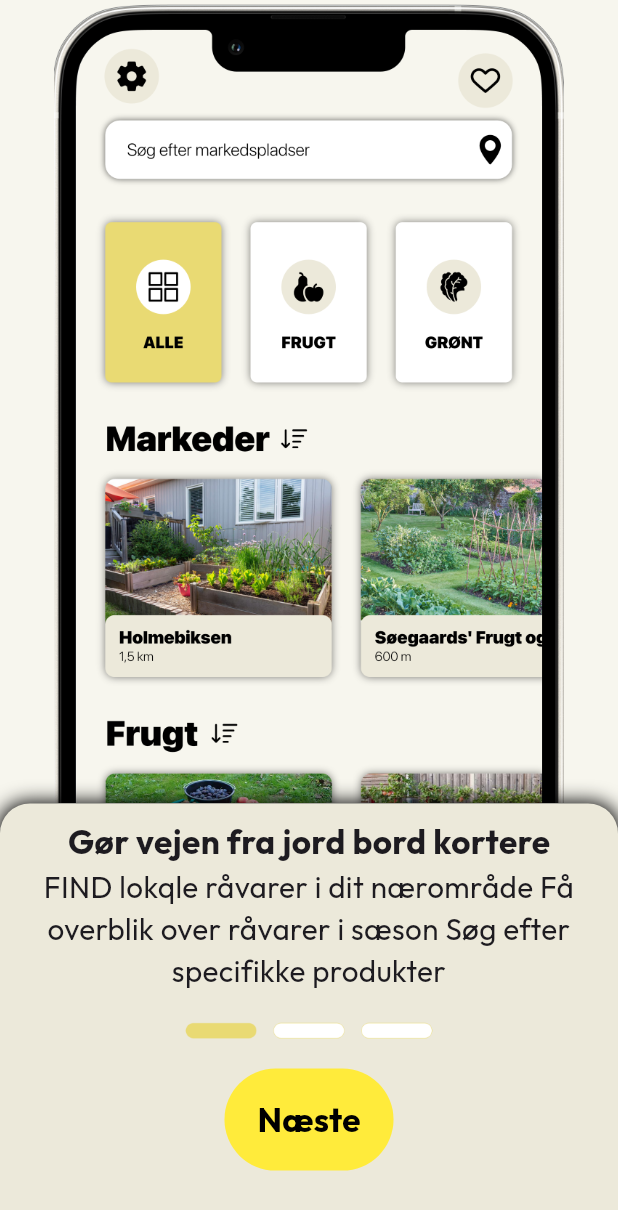
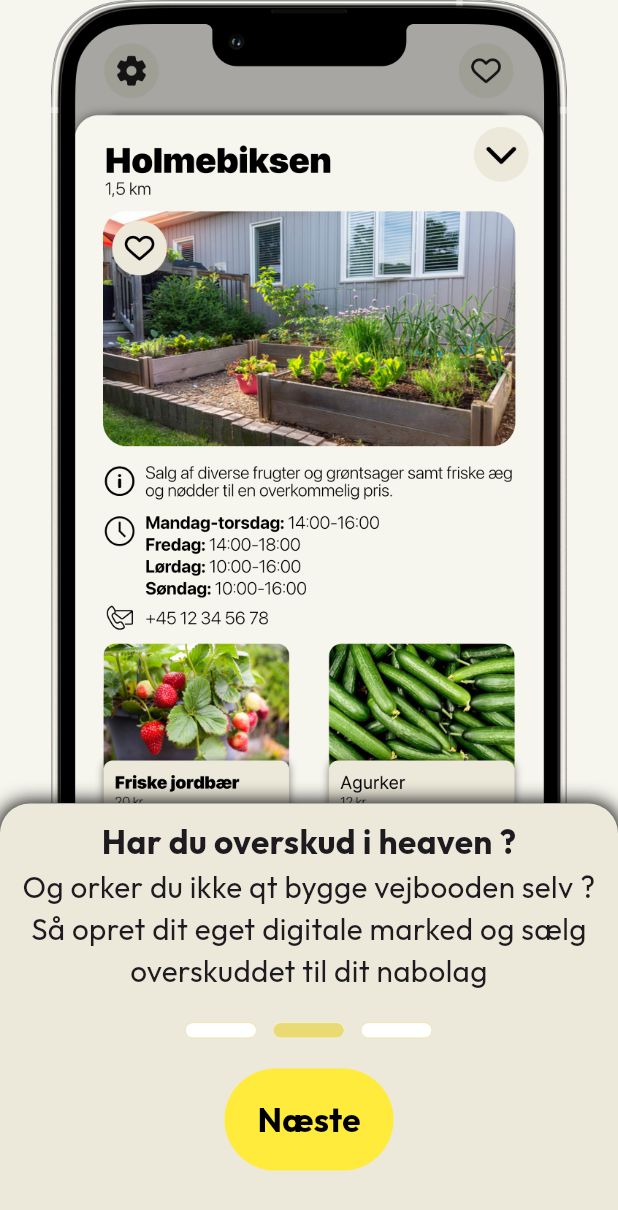
Before and after one commit to anasbouharrou/project_mobile, a Flutter app: the screen it shows after launch, after a tap on "Næste", on a phone screen of 412 x 824 dp. Shown: the top 1210 px of the screen. Run offline on Flutter 3.47's test engine with Material 3 defaults, Android fonts, the phone set to English and light mode, and no system bars; our stand-ins replace google_fonts.

Commit message:
making 3 pages ready and functional

```diff
--- /dev/null
+++ b/lib/IntroHolder.dart
@@ -0,0 +1,17 @@
+import 'package:flutter/material.dart';
+
+class Introholder extends StatelessWidget {
+  final Widget child;
+
+  Introholder({required this.child});
+
+  @override
+  Widget build(BuildContext context) {
+    return MaterialApp(
+      home: Scaffold(
+        backgroundColor: Color.fromRGBO(247, 246, 238, 1),
+        body: child,
+      ),
+    );
+  }
+}
--- /dev/null
+++ b/lib/IntroWidget1.dart
@@ -0,0 +1,116 @@
+import 'package:flutter/material.dart';
+import 'package:google_fonts/google_fonts.dart';
+import 'IntroWidget2.dart';
+import 'IntroHolder.dart';
+
+class IntroWidget1 extends StatelessWidget {
+  const IntroWidget1({
+    super.key,
+  });
+
+  @override
+  Widget build(BuildContext context) {
+    return Container(
+      child: Container(
+        child: Column(
+          crossAxisAlignment: CrossAxisAlignment.center,
+          mainAxisAlignment: MainAxisAlignment.center,
+          children: [
+            Center(
+              child: Image(
+                  image: AssetImage("assets/1.png"),
+                  width: MediaQuery.of(context).size.width * 0.90,
+                  height: MediaQuery.of(context).size.height * 0.65,
+                  fit: BoxFit.fitHeight),
+            ),
+            Container(
+                width: MediaQuery.of(context).size.width,
+                decoration: const BoxDecoration(
+                  boxShadow: [
+                    BoxShadow(
+                        color: Colors.black, spreadRadius: 0.7, blurRadius: 10),
+                  ],
+                  borderRadius: BorderRadius.only(
+                    topLeft: Radius.circular(20),
+                    topRight: Radius.circular(20),
+                  ),
+                  color: Color.fromRGBO(236, 233, 218, 1),
+                ),
+                height: MediaQuery.of(context).size.height * 0.35,
+                child: Container(
+                    child: Padding(
+                        padding: EdgeInsets.all(10),
+                        child: Center(
+                          child: Column(
+                            children: [
+                              Text("Gør vejen fra jord bord kortere",
+                                  style: GoogleFonts.outfit(
+                                      fontSize:
+                                          (MediaQuery.of(context).size.height +
+                                                  MediaQuery.of(context)
+                                                      .size
+                                                      .width) *
+                                              0.018,
+                                      fontStyle: FontStyle.normal,
+                                      fontWeight: FontWeight.bold)),
+                              Center(
+                                  child: Text(
+                                      textAlign: TextAlign.center,
+                                      "FIND lokqle råvarer i dit nærområde Få overblik over råvarer i sæson Søg efter specifikke produkter",
+                                      style: GoogleFonts.outfit(
+                                          fontSize: (MediaQuery.of(context)
+                                                      .size
+                                                      .height +
+                                                  MediaQuery.of(context)
+                                                      .size
+                                                      .width) *
+                                              0.016,
+                                          fontStyle: FontStyle.normal,
+                                          fontWeight: FontWeight.normal))),
+                              Padding(
+                                padding: EdgeInsets.fromLTRB(0, 20, 0, 20),
+                                child: Container(
+                                  child: Image(
+                                      image: AssetImage("assets/l1.png"),
+                                      fit: BoxFit.fitHeight,
+                                      width: MediaQuery.of(context).size.width *
+                                          0.40),
+                                ),
+                              ),
+                              TextButton(
+                                  style: TextButton.styleFrom(
+                                    backgroundColor: Colors.yellow,
+                                  ),
+                                  onPressed: () {
+                                    Navigator.push(
+                                        context,
+                                        MaterialPageRoute(
+                                            builder: (context) => Introholder(
+                                                child: IntroWidget2())));
+                                  },
+                                  child: Padding(
+                                    padding: EdgeInsets.all(10),
+                                    child: Text(
+                                      "Næste",
+                                      style: GoogleFonts.outfit(
+                                        fontSize: (MediaQuery.of(context)
+                                                    .size
+                                                    .height +
+                                                MediaQuery.of(context)
+                                                    .size
+                                                    .width) *
+                                            0.018,
+                                        color: Colors.black,
+                                        fontWeight: FontWeight.bold,
+                                      ),
+                                    ),
+                                  )),
+                            ],
+                          ),
+                        ))))
+          ],
+        ),
+      ),
+    );
+  }
+}
--- /dev/null
+++ b/lib/IntroWidget2.dart
@@ -0,0 +1,114 @@
+import 'package:flutter/material.dart';
+import 'package:google_fonts/google_fonts.dart';
+import 'IntroHolder.dart';
+import 'IntroWidget3.dart';
+
+class IntroWidget2 extends StatelessWidget {
+  const IntroWidget2({super.key});
+
+  @override
+  Widget build(BuildContext context) {
+    return Container(
+      child: Container(
+        child: Column(
+          crossAxisAlignment: CrossAxisAlignment.center,
+          mainAxisAlignment: MainAxisAlignment.center,
+          children: [
+            Center(
+              child: Image(
+                  image: AssetImage("assets/2.png"),
+                  width: MediaQuery.of(context).size.width * 0.90,
+                  height: MediaQuery.of(context).size.height * 0.65,
+                  fit: BoxFit.fitHeight),
+            ),
+            Container(
+                width: MediaQuery.of(context).size.width,
+                decoration: const BoxDecoration(
+                  boxShadow: [
+                    BoxShadow(
+                        color: Colors.black, spreadRadius: 0.7, blurRadius: 10),
+                  ],
+                  borderRadius: BorderRadius.only(
+                    topLeft: Radius.circular(20),
+                    topRight: Radius.circular(20),
+                  ),
+                  color: Color.fromRGBO(236, 233, 218, 1),
+                ),
+                height: MediaQuery.of(context).size.height * 0.35,
+                child: Container(
+                    child: Padding(
+                        padding: EdgeInsets.all(10),
+                        child: Center(
+                          child: Column(
+                            children: [
+                              Text("Har du overskud i heaven ?",
+                                  style: GoogleFonts.outfit(
+                                      fontSize:
+                                          (MediaQuery.of(context).size.height +
+                                                  MediaQuery.of(context)
+                                                      .size
+                                                      .width) *
+                                              0.018,
+                                      fontStyle: FontStyle.normal,
+                                      fontWeight: FontWeight.bold)),
+                              Center(
+                                  child: Text(
+                                      textAlign: TextAlign.center,
+                                      "Og orker du ikke qt bygge vejbooden selv ? Så opret dit eget digitale marked og sælg overskuddet til dit nabolag",
+                                      style: GoogleFonts.outfit(
+                                          fontSize: (MediaQuery.of(context)
+                                                      .size
+                                                      .height +
+                                                  MediaQuery.of(context)
+                                                      .size
+                                                      .width) *
+                                              0.016,
+                                          fontStyle: FontStyle.normal,
+                                          fontWeight: FontWeight.normal))),
+                              Padding(
+                                padding: EdgeInsets.fromLTRB(0, 20, 0, 20),
+                                child: Container(
+                                  child: Image(
+                                      image: AssetImage("assets/l2.png"),
+                                      fit: BoxFit.fitHeight,
+                                      width: MediaQuery.of(context).size.width *
+                                          0.40),
+                                ),
+                              ),
+                              TextButton(
+                                  style: TextButton.styleFrom(
+                                    backgroundColor: Colors.yellow,
+                                  ),
+                                  onPressed: () {
+                                    Navigator.push(
+                                        context,
+                                        MaterialPageRoute(
+                                            builder: (context) => Introholder(
+                                                child: IntroWidget3())));
+                                  },
+                                  child: Padding(
+                                    padding: EdgeInsets.all(10),
+                                    child: Text(
+                                      "Næste",
+                                      style: GoogleFonts.outfit(
+                                        fontSize: (MediaQuery.of(context)
+                                                    .size
+                                                    .height +
+                                                MediaQuery.of(context)
+                                                    .size
+                                                    .width) *
+                                            0.018,
+                                        color: Colors.black,
+                                        fontWeight: FontWeight.bold,
+                                      ),
+                                    ),
+                                  )),
+                            ],
+                          ),
+                        ))))
+          ],
+        ),
+      ),
+    );
+  }
+}
--- a/lib/main.dart
+++ b/lib/main.dart
@@ -1,114 +1,19 @@
 import 'package:flutter/material.dart';
-import 'package:google_fonts/google_fonts.dart';
+import 'IntroWidgetConstructor.dart';
+import 'IntroWidget1.dart';
+import 'IntroWidget2.dart';
+import 'IntroWidget3.dart';
+import 'IntroWidget4.dart';
 
 void main() => runApp(MyApp());
 
 class MyApp extends StatelessWidget {
   @override
   Widget build(BuildContext context) {
-    return MaterialApp(
+    return const MaterialApp(
       home: Scaffold(
-        backgroundColor: Color.fromRGBO(247, 246, 238, 1),
-        body: Container(
-          child: Column(
-            crossAxisAlignment: CrossAxisAlignment.center,
-            mainAxisAlignment: MainAxisAlignment.center,
-            children: [
-              Center(
-                child: Image(
-                    image: const AssetImage('assets/1.png'),
-                    width: MediaQuery.of(context).size.width * 0.90,
-                    height: MediaQuery.of(context).size.height * 0.65,
-                    fit: BoxFit.fitHeight),
-              ),
-              Container(
-                  width: MediaQuery.of(context).size.width,
-                  decoration: const BoxDecoration(
-                    boxShadow: [
-                      BoxShadow(
-                          color: Colors.black,
-                          spreadRadius: 0.7,
-                          blurRadius: 10),
-                    ],
-                    borderRadius: BorderRadius.only(
-                      topLeft: Radius.circular(20),
-                      topRight: Radius.circular(20),
-                    ),
-                    color: Color.fromRGBO(236, 233, 218, 1),
-                  ),
-                  height: MediaQuery.of(context).size.height * 0.35,
-                  child: Container(
-                      child: Padding(
-                          padding: EdgeInsets.all(10),
-                          child: Center(
-                            child: Column(
-                              children: [
-                                Text("Gør vejen fra jord bord kortere",
-                                    style: GoogleFonts.outfit(
-                                        fontSize: (MediaQuery.of(context)
-                                                    .size
-                                                    .height +
-                                                MediaQuery.of(context)
-                                                    .size
-                                                    .width) *
-                                            0.018,
-                                        fontStyle: FontStyle.normal,
-                                        fontWeight: FontWeight.bold)),
-                                Center(
-                                    child: Text(
-                                        textAlign: TextAlign.center,
-                                        "FIND lokqle råvarer i dit nærområde Få overblik over råvarer i sæson Søg efter specifikke produkter",
-                                        style: GoogleFonts.outfit(
-                                            fontSize: (MediaQuery.of(context)
-                                                        .size
-                                                        .height +
-                                                    MediaQuery.of(context)
-                                                        .size
-                                                        .width) *
-                                                0.016,
-                                            fontStyle: FontStyle.normal,
-                                            fontWeight: FontWeight.normal))),
-                                Padding(
-                                  padding: EdgeInsets.fromLTRB(0, 20, 0, 20),
-                                  child: Container(
-                                    child: Image(
-                                        image:
-                                            const AssetImage('assets/l1.png'),
-                                        fit: BoxFit.fitHeight,
-                                        width:
-                                            MediaQuery.of(context).size.width *
-                                                0.40),
-                                  ),
-                                ),
-                                TextButton(
-                                    style: TextButton.styleFrom(
-                                      backgroundColor: Colors.yellow,
-                                    ),
-                                    onPressed: () {},
-                                    child: Padding(
-                                      padding: EdgeInsets.all(10),
-                                      child: Text(
-                                        'Næste',
-                                        style: GoogleFonts.outfit(
-                                          fontSize: (MediaQuery.of(context)
-                                                      .size
-                                                      .height +
-                                                  MediaQuery.of(context)
-                                                      .size
-                                                      .width) *
-                                              0.018,
-                                          color: Colors.black,
-                                          fontWeight: FontWeight.bold,
-                                        ),
-                                      ),
-                                    ))
-                              ],
-                            ),
-                          ))))
-            ],
-          ),
-        ),
-      ),
+          backgroundColor: Color.fromRGBO(247, 246, 238, 1),
+          body: IntroWidget1()),
     );
   }
 }
--- a/pubspec.yaml
+++ b/pubspec.yaml
@@ -62,6 +62,9 @@ flutter:
   # To add assets to your application, add an assets section, like this:
   assets:
     - assets/1.png
+    - assets/2.png
+    - assets/3.png
+    - assets/4.png
     - assets/l1.png
     - assets/l2.png
     - assets/l3.png
```
Also changed, not shown: lib/IntroWidget3.dart (added, +124 -0 lines), lib/IntroWidget4.dart (added, +107 -0 lines), lib/IntroWidgetConstructor.dart (added, +117 -0 lines), assets/1.png, assets/2.png (added), assets/3.png (added), assets/4.png (added).
